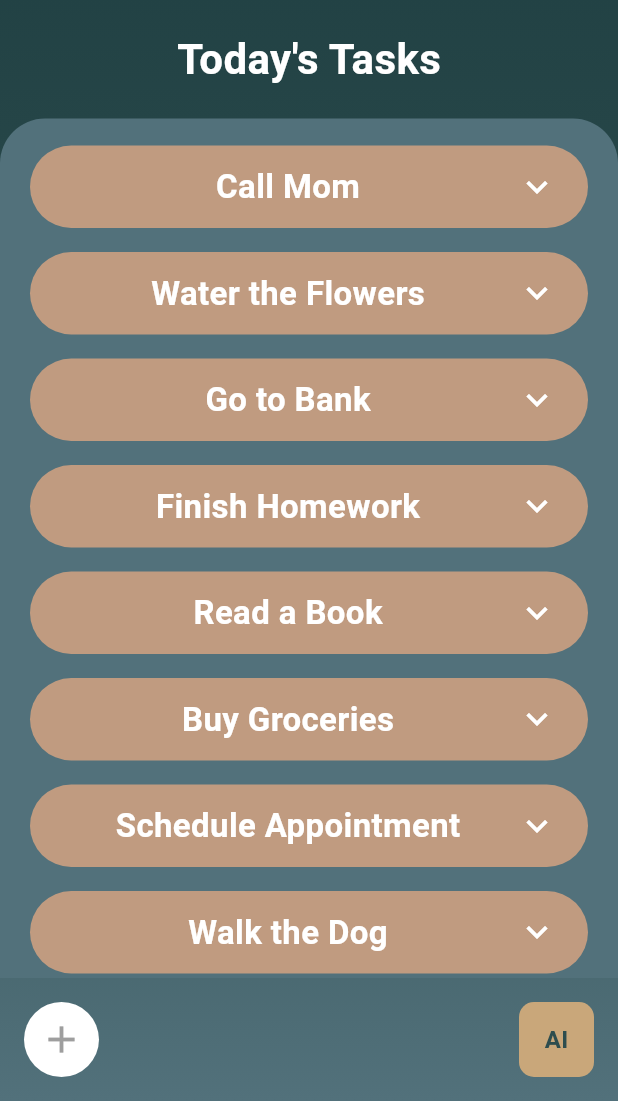
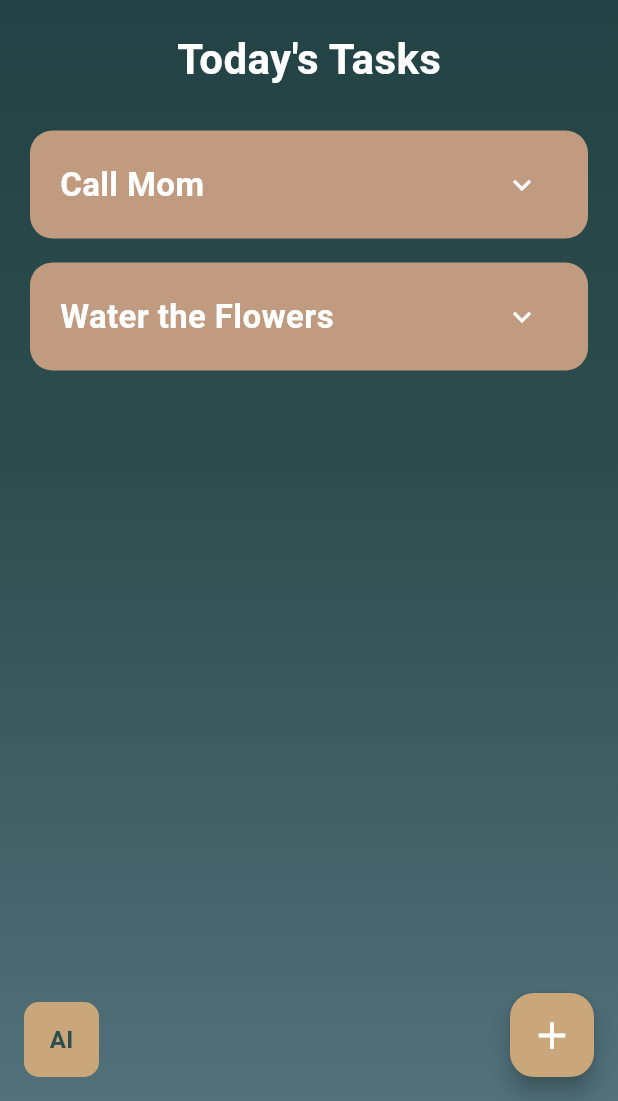
Before and after one commit to mariantaflou/Human-Computer-Interaction-Project-Journito, a Flutter app: the TasksScreen screen opened by its route, on a phone screen of 412 x 824 dp, the part 135-1236 px from its top. Run offline on Flutter 3.47's test engine with Material 3 defaults, Android fonts, the phone set to English and light mode, and no system bars; Roboto replaces fonts that are missing (Cursive).

Commit message:
Update tasks_screen.dart

```diff
--- a/lib/screens/tasks_screen.dart
+++ b/lib/screens/tasks_screen.dart
@@ -1,11 +1,39 @@
 import 'package:flutter/material.dart';
 
-class TasksScreen extends StatelessWidget {
+class TasksScreen extends StatefulWidget {
   const TasksScreen({super.key});
+
+  @override
+  State<TasksScreen> createState() => _TasksScreenState();
+}
+
+class _TasksScreenState extends State<TasksScreen> {
+  // List of tasks with their details
+  final List<Task> tasks = [
+    Task(title: 'Call Mom', time: '10:00 AM', location: 'Home', notes: 'Wish her happy birthday'),
+    Task(title: 'Water the Flowers', time: '6:00 PM', location: 'Garden', notes: 'Focus on the roses'),
+    // Add more tasks here dynamically if needed
+  ];
+
+  void _addNewTask() {
+    setState(() {
+      tasks.add(Task(
+        title: 'New Task',
+        time: '12:00 PM',
+        location: 'Unknown',
+        notes: 'Details here',
+      ));
+    });
+  }
 
   @override
   Widget build(BuildContext context) {
     return Scaffold(
+      floatingActionButton: FloatingActionButton(
+        onPressed: _addNewTask,
+        backgroundColor: const Color(0xffc9a77a),
+        child: const Icon(Icons.add, color: Colors.white, size: 30),
+      ),
       body: Container(
         decoration: const BoxDecoration(
           gradient: LinearGradient(
@@ -21,17 +49,52 @@ class TasksScreen extends StatelessWidget {
         child: Column(
           children: [
             const SizedBox(height: 40),
-            // Logo and Profile Picture
-            Row(
+            // App Header
+            _buildHeader(context),
+            const SizedBox(height: 20),
+            const Text(
+              "Today's Tasks",
+              style: TextStyle(
+                fontSize: 28,
+                fontWeight: FontWeight.bold,
+                color: Colors.white,
+              ),
+            ),
+            const SizedBox(height: 20),
+            // Task List
+            Expanded(
+              child: ListView.builder(
+                itemCount: tasks.length,
+                itemBuilder: (context, index) {
+                  return TaskWidget(
+                    task: tasks[index],
+                    onDelete: () {
+                      setState(() {
+                        tasks.removeAt(index);
+                      });
+                    },
+                  );
+                },
+              ),
+            ),
+            _buildBottomButtons(),
+          ],
+        ),
+      ),
+    );
+  }
+
+  Widget _buildHeader(BuildContext context) {
+    return Row(
       mainAxisAlignment: MainAxisAlignment.spaceBetween,
       children: [
-                const SizedBox(width: 56), // Empty space for balance
+        const SizedBox(width: 56),
         GestureDetector(
           onTap: () {
             Navigator.pushNamedAndRemoveUntil(
               context,
-                      '/home', // Navigate to HomeScreen
-                      (Route<dynamic> route) => false, // Clear all routes
+              '/home',
+              (Route<dynamic> route) => false,
             );
           },
           child: const Text(
@@ -58,64 +121,13 @@ class TasksScreen extends StatelessWidget {
           ),
         ),
       ],
-            ),
-            const SizedBox(height: 20),
-            // Today's Tasks Header
-            const Text(
-              "Today's Tasks",
-              style: TextStyle(
-                fontSize: 28,
-                fontWeight: FontWeight.bold,
-                color: Colors.white,
-              ),
-            ),
-            const SizedBox(height: 20),
-            // Task Buttons List with Rounded Top Corners
-            Expanded(
-              child: Container(
-                decoration: const BoxDecoration(
-                  color: Color(0xff52717b), // Background color
-                  borderRadius: BorderRadius.only(
-                    topLeft: Radius.circular(30), // Rounded top-left corner
-                    topRight: Radius.circular(30), // Rounded top-right corner
-                  ),
-                ),
-                child: ListView(
-                  padding: const EdgeInsets.symmetric(vertical: 10),
-                  children: const [
-                    TaskButton(task: 'Call Mom'),
-                    TaskButton(task: 'Water the Flowers'),
-                    TaskButton(task: 'Go to Bank'),
-                    TaskButton(task: 'Finish Homework'),
-                    TaskButton(task: 'Read a Book'),
-                    TaskButton(task: 'Buy Groceries'),
-                    TaskButton(task: 'Schedule Appointment'),
-                    TaskButton(task: 'Walk the Dog'),
-                    TaskButton(task: 'Call Kostis'),
-                    TaskButton(task: 'Send email to professor')
-                  ],
-                ),
-              ),
-            ),
-            // Bottom Buttons (Add Task and AI Button)
-            Row(
+    );
+  }
+
+  Widget _buildBottomButtons() {
+    return Row(
       mainAxisAlignment: MainAxisAlignment.spaceBetween,
       children: [
-                // Add Task Button
-                Padding(
-                  padding: const EdgeInsets.all(16.0),
-                  child: CircleAvatar(
-                    radius: 25,
-                    backgroundColor: Colors.white,
-                    child: IconButton(
-                      icon: const Icon(Icons.add, size: 30, color: Colors.grey),
-                      onPressed: () {
-                        // Add Task Functionality
-                      },
-                    ),
-                  ),
-                ),
-                // AI Button
         Padding(
           padding: const EdgeInsets.all(16.0),
           child: GestureDetector(
@@ -143,19 +155,39 @@ class TasksScreen extends StatelessWidget {
           ),
         ),
       ],
-            ),
-          ],
-        ),
-      ),
     );
   }
 }
 
-class TaskButton extends StatelessWidget {
-  final String task;
+// Task Object
+class Task {
+  final String title;
+  final String time;
+  final String location;
+  final String notes;
+  bool isExpanded;
 
-  const TaskButton({super.key, required this.task});
+  Task({
+    required this.title,
+    required this.time,
+    required this.location,
+    required this.notes,
+    this.isExpanded = false,
+  });
+}
 
+// Task Widget
+class TaskWidget extends StatefulWidget {
+  final Task task;
+  final VoidCallback onDelete;
+
+  const TaskWidget({super.key, required this.task, required this.onDelete});
+
+  @override
+  State<TaskWidget> createState() => _TaskWidgetState();
+}
+
+class _TaskWidgetState extends State<TaskWidget> {
   @override
   Widget build(BuildContext context) {
     return Container(
@@ -163,15 +195,16 @@ class TaskButton extends StatelessWidget {
       padding: const EdgeInsets.symmetric(vertical: 12, horizontal: 20),
       decoration: BoxDecoration(
         color: const Color(0xffc09b80),
-        borderRadius: BorderRadius.circular(30),
+        borderRadius: BorderRadius.circular(15),
       ),
-      child: Row(
+      child: Column(
+        children: [
+          Row(
             mainAxisAlignment: MainAxisAlignment.spaceBetween,
             children: [
               Expanded(
-            child: Center(
                 child: Text(
-                task,
+                  widget.task.title,
                   style: const TextStyle(
                     fontSize: 22,
                     color: Colors.white,
@@ -179,14 +212,58 @@ class TaskButton extends StatelessWidget {
                   ),
                 ),
               ),
+              IconButton(
+                icon: Icon(
+                  widget.task.isExpanded
+                      ? Icons.keyboard_arrow_up
+                      : Icons.keyboard_arrow_down,
+                  color: Colors.white,
                 ),
-          const Icon(
-            Icons.keyboard_arrow_down,
-            color: Colors.white,
-            size: 28,
+                onPressed: () {
+                  setState(() {
+                    widget.task.isExpanded = !widget.task.isExpanded;
+                  });
+                },
               ),
+            ],
+          ),
+          if (widget.task.isExpanded) ...[
+            const SizedBox(height: 10),
+            _buildDetailRow('Time:', widget.task.time),
+            _buildDetailRow('Location:', widget.task.location),
+            _buildDetailRow('Notes:', widget.task.notes),
+            const SizedBox(height: 10),
+            Row(
+              mainAxisAlignment: MainAxisAlignment.end,
+              children: [
+                IconButton(
+                  icon: const Icon(Icons.delete, color: Colors.white),
+                  onPressed: widget.onDelete,
+                ),
+              ],
+            ),
+          ],
         ],
       ),
     );
   }
+
+  Widget _buildDetailRow(String label, String value) {
+    return Row(
+      crossAxisAlignment: CrossAxisAlignment.start,
+      children: [
+        Text(
+          label,
+          style: const TextStyle(color: Colors.white70, fontSize: 16),
+        ),
+        const SizedBox(width: 8),
+        Expanded(
+          child: Text(
+            value,
+            style: const TextStyle(color: Colors.white, fontSize: 16),
+          ),
+        ),
+      ],
+    );
   }
+}
```
Lines whose indentation alone changed are shown as unchanged.
